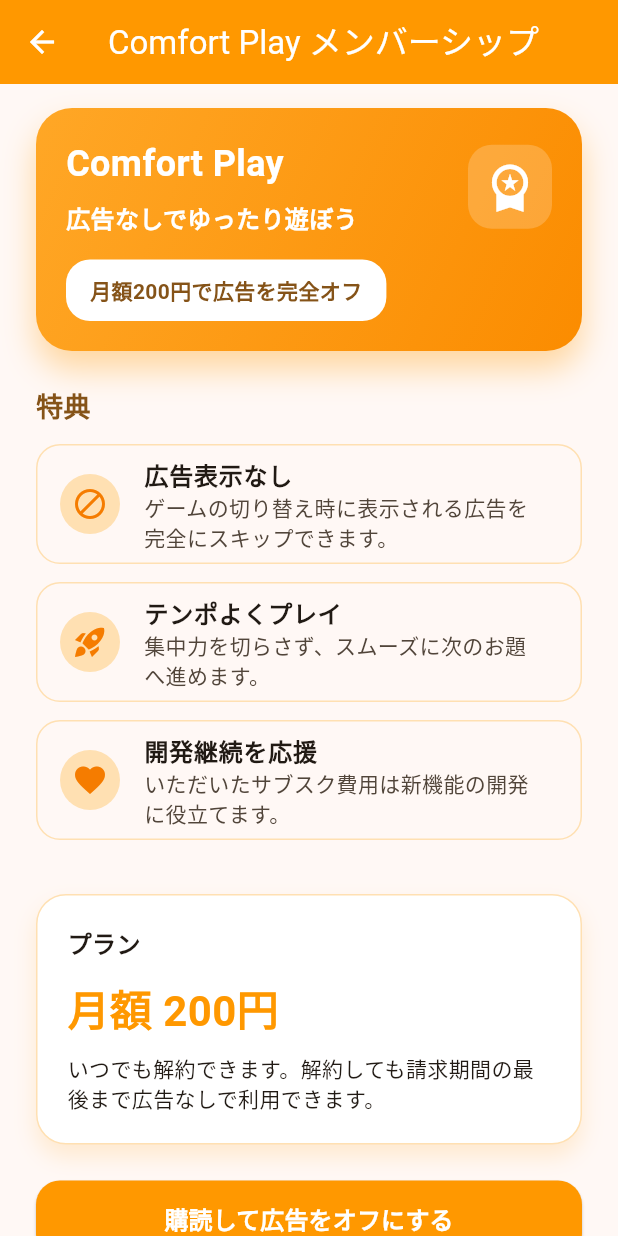
After one commit to 3balljugglerYu/katakanahanashi, a Flutter app: the StartPage screen opened by its route, after a tap on "広告なしで遊ぶ", on a phone screen of 412 x 824 dp. The commit adds this screen. Run offline on Flutter 3.47's test engine with Material 3 defaults, Android fonts, the phone set to English and light mode, and no system bars; our stand-ins replace flutter_dotenv, flutter_hooks, freezed_annotation, get_it, google_mobile_ads, hooks_riverpod and 4 more; missing offline and left inert: particles_flutter; accounts and stored records are empty; Roboto replaces fonts that are missing (NotoSansJP).

Commit message:
サブスクリプションのUI作成

```diff
--- a/lib/navigator/app_router.dart
+++ b/lib/navigator/app_router.dart
@@ -4,12 +4,14 @@ import 'package:katakanahanashi/ui/home/game/game_page.dart';
 import 'package:katakanahanashi/ui/home/start/start_page.dart';
 import 'package:katakanahanashi/ui/onboarding/onboarding_page.dart';
 import 'package:katakanahanashi/ui/splash/splash_page.dart';
+import 'package:katakanahanashi/ui/subscription/subscription_page.dart';
 
 class AppRouter {
   static const String splashRoute = '/';
   static const String onboardingRoute = '/onboarding';
   static const String startRoute = '/start';
   static const String gameRoute = '/game';
+  static const String subscriptionRoute = '/subscription';
 
   static Route<dynamic> generateRoute(RouteSettings settings) {
     switch (settings.name) {
@@ -21,6 +23,8 @@ class AppRouter {
         return MaterialPageRoute(builder: (_) => const StartPage());
       case gameRoute:
         return MaterialPageRoute(builder: (_) => const GamePage());
+      case subscriptionRoute:
+        return MaterialPageRoute(builder: (_) => const SubscriptionPage());
       default:
         return MaterialPageRoute(
           builder: (_) =>
--- a/lib/ui/home/start/start_page.dart
+++ b/lib/ui/home/start/start_page.dart
@@ -107,6 +107,42 @@ class StartPage extends ConsumerWidget {
                   ),
                 ),
                 const SizedBox(height: 16),
+                TextButton(
+                  onPressed: () {
+                    Navigator.pushNamed(
+                      context,
+                      AppRouter.subscriptionRoute,
+                    );
+                  },
+                  style: TextButton.styleFrom(
+                    foregroundColor: Colors.orange.shade700,
+                    padding: const EdgeInsets.symmetric(
+                      horizontal: 16,
+                      vertical: 8,
+                    ),
+                  ),
+                  child: Row(
+                    mainAxisSize: MainAxisSize.min,
+                    children: [
+                      Icon(
+                        Icons.workspace_premium,
+                        size: 18,
+                        color: Colors.orange.shade700,
+                      ),
+                      const SizedBox(width: 6),
+                      Text(
+                        '広告なしで遊ぶ',
+                        style: TextStyle(
+                          fontSize: MediaQuery.of(context).size.width * 0.04,
+                          fontWeight: FontWeight.w600,
+                          decoration: TextDecoration.underline,
+                          decorationColor: Colors.orange.shade700,
+                        ),
+                      ),
+                    ],
+                  ),
+                ),
+                const SizedBox(height: 8),
                 // ルール再確認ボタン
                 TextButton(
                   onPressed: () {
--- /dev/null
+++ b/lib/ui/subscription/subscription_page.dart
@@ -0,0 +1,282 @@
+import 'package:flutter/material.dart';
+
+class SubscriptionPage extends StatelessWidget {
+  const SubscriptionPage({super.key});
+
+  @override
+  Widget build(BuildContext context) {
+    final colorScheme = Theme.of(context).colorScheme;
+
+    return Scaffold(
+      appBar: AppBar(
+        title: const Text('Comfort Play メンバーシップ'),
+        backgroundColor: Colors.orange,
+        foregroundColor: Colors.white,
+      ),
+      body: SafeArea(
+        child: SingleChildScrollView(
+          padding: const EdgeInsets.symmetric(horizontal: 24, vertical: 16),
+          child: Column(
+            crossAxisAlignment: CrossAxisAlignment.start,
+            children: [
+              _buildHeroSection(colorScheme),
+              const SizedBox(height: 24),
+              _buildBenefitSection(colorScheme),
+              const SizedBox(height: 24),
+              _buildPriceCard(context),
+              const SizedBox(height: 24),
+              _buildActionButtons(context),
+              const SizedBox(height: 16),
+              _buildNote(),
+            ],
+          ),
+        ),
+      ),
+    );
+  }
+
+  Widget _buildHeroSection(ColorScheme colorScheme) {
+    return Container(
+      width: double.infinity,
+      padding: const EdgeInsets.all(20),
+      decoration: BoxDecoration(
+        gradient: LinearGradient(
+          colors: [
+            Colors.orange.shade400,
+            Colors.orange.shade600,
+          ],
+          begin: Alignment.topLeft,
+          end: Alignment.bottomRight,
+        ),
+        borderRadius: BorderRadius.circular(24),
+        boxShadow: [
+          BoxShadow(
+            color: Colors.orange.withValues(alpha: 0.35),
+            blurRadius: 18,
+            offset: const Offset(0, 12),
+          ),
+        ],
+      ),
+      child: Column(
+        crossAxisAlignment: CrossAxisAlignment.start,
+        children: [
+          Row(
+            mainAxisAlignment: MainAxisAlignment.spaceBetween,
+            children: [
+              Column(
+                crossAxisAlignment: CrossAxisAlignment.start,
+                children: const [
+                  Text(
+                    'Comfort Play',
+                    style: TextStyle(
+                      color: Colors.white,
+                      fontSize: 24,
+                      fontWeight: FontWeight.bold,
+                    ),
+                  ),
+                  SizedBox(height: 8),
+                  Text(
+                    '広告なしでゆったり遊ぼう',
+                    style: TextStyle(
+                      color: Colors.white,
+                      fontSize: 16,
+                      fontWeight: FontWeight.w600,
+                    ),
+                  ),
+                ],
+              ),
+              Container(
+                padding: const EdgeInsets.all(10),
+                decoration: BoxDecoration(
+                  color: Colors.white.withValues(alpha: 0.2),
+                  borderRadius: BorderRadius.circular(16),
+                ),
+                child: const Icon(
+                  Icons.workspace_premium,
+                  color: Colors.white,
+                  size: 36,
+                ),
+              ),
+            ],
+          ),
+          const SizedBox(height: 16),
+          Container(
+            padding: const EdgeInsets.symmetric(horizontal: 16, vertical: 10),
+            decoration: BoxDecoration(
+              color: Colors.white,
+              borderRadius: BorderRadius.circular(16),
+            ),
+            child: Text(
+              '月額200円で広告を完全オフ',
+              style: TextStyle(
+                color: colorScheme.primary,
+                fontWeight: FontWeight.bold,
+              ),
+            ),
+          ),
+        ],
+      ),
+    );
+  }
+
+  Widget _buildBenefitSection(ColorScheme colorScheme) {
+    final benefits = [
+      (
+        icon: Icons.block,
+        title: '広告表示なし',
+        description: 'ゲームの切り替え時に表示される広告を完全にスキップできます。',
+      ),
+      (
+        icon: Icons.rocket_launch,
+        title: 'テンポよくプレイ',
+        description: '集中力を切らさず、スムーズに次のお題へ進めます。',
+      ),
+      (
+        icon: Icons.favorite,
+        title: '開発継続を応援',
+        description: 'いただいたサブスク費用は新機能の開発に役立てます。',
+      ),
+    ];
+
+    return Column(
+      crossAxisAlignment: CrossAxisAlignment.start,
+      children: [
+        Text(
+          '特典',
+          style: TextStyle(
+            fontSize: 18,
+            fontWeight: FontWeight.bold,
+            color: colorScheme.primary,
+          ),
+        ),
+        const SizedBox(height: 12),
+        ...benefits.map(
+          (benefit) => Card(
+            elevation: 0,
+            color: colorScheme.surface,
+            margin: const EdgeInsets.only(bottom: 12),
+            shape: RoundedRectangleBorder(
+              borderRadius: BorderRadius.circular(16),
+              side: BorderSide(color: Colors.orange.shade100),
+            ),
+            child: ListTile(
+              leading: CircleAvatar(
+                backgroundColor: Colors.orange.shade100,
+                child: Icon(benefit.icon, color: Colors.orange.shade700),
+              ),
+              title: Text(
+                benefit.title,
+                style: const TextStyle(
+                  fontWeight: FontWeight.bold,
+                ),
+              ),
+              subtitle: Text(benefit.description),
+            ),
+          ),
+        ),
+      ],
+    );
+  }
+
+  Widget _buildPriceCard(BuildContext context) {
+    return Container(
+      width: double.infinity,
+      padding: const EdgeInsets.all(20),
+      decoration: BoxDecoration(
+        color: Colors.white,
+        borderRadius: BorderRadius.circular(20),
+        border: Border.all(color: Colors.orange.shade100),
+        boxShadow: [
+          BoxShadow(
+            color: Colors.orange.withValues(alpha: 0.15),
+            blurRadius: 12,
+            offset: const Offset(0, 8),
+          ),
+        ],
+      ),
+      child: Column(
+        crossAxisAlignment: CrossAxisAlignment.start,
+        children: const [
+          Text(
+            'プラン',
+            style: TextStyle(
+              fontSize: 16,
+              fontWeight: FontWeight.bold,
+            ),
+          ),
+          SizedBox(height: 12),
+          Text(
+            '月額 200円',
+            style: TextStyle(
+              fontSize: 28,
+              fontWeight: FontWeight.bold,
+              color: Colors.orange,
+            ),
+          ),
+          SizedBox(height: 8),
+          Text(
+            'いつでも解約できます。解約しても請求期間の最後まで広告なしで利用できます。',
+          ),
+        ],
+      ),
+    );
+  }
+
+  Widget _buildActionButtons(BuildContext context) {
+    return Column(
+      crossAxisAlignment: CrossAxisAlignment.stretch,
+      children: [
+        ElevatedButton(
+          onPressed: () {
+            ScaffoldMessenger.of(context).showSnackBar(
+              const SnackBar(
+                content: Text('サブスク処理は実装準備中です。'),
+              ),
+            );
+          },
+          style: ElevatedButton.styleFrom(
+            backgroundColor: Colors.orange,
+            foregroundColor: Colors.white,
+            padding: const EdgeInsets.symmetric(vertical: 14),
+            shape: RoundedRectangleBorder(
+              borderRadius: BorderRadius.circular(16),
+            ),
+          ),
+          child: const Text(
+            '購読して広告をオフにする',
+            style: TextStyle(fontSize: 16, fontWeight: FontWeight.bold),
+          ),
+        ),
+        const SizedBox(height: 12),
+        OutlinedButton(
+          onPressed: () {
+            ScaffoldMessenger.of(context).showSnackBar(
+              const SnackBar(
+                content: Text('購入情報の復元は実装準備中です。'),
+              ),
+            );
+          },
+          style: OutlinedButton.styleFrom(
+            foregroundColor: Colors.orange.shade800,
+            side: BorderSide(color: Colors.orange.shade300, width: 1.5),
+            padding: const EdgeInsets.symmetric(vertical: 14),
+            shape: RoundedRectangleBorder(
+              borderRadius: BorderRadius.circular(16),
+            ),
+          ),
+          child: const Text(
+            '購入情報を復元する',
+            style: TextStyle(fontSize: 15, fontWeight: FontWeight.w600),
+          ),
+        ),
+      ],
+    );
+  }
+
+  Widget _buildNote() {
+    return const Text(
+      '※ アプリ内で購読すると iTunes アカウントに課金されます。\n※ 解約は iOS 設定アプリの「サブスクリプション」からいつでも行えます。',
+      style: TextStyle(fontSize: 12, color: Colors.black54, height: 1.5),
+    );
+  }
+}
```
